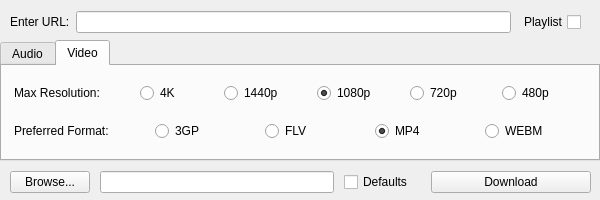
Old version of the form src/ytdl.ui in the repository barak/ytdl-gui.
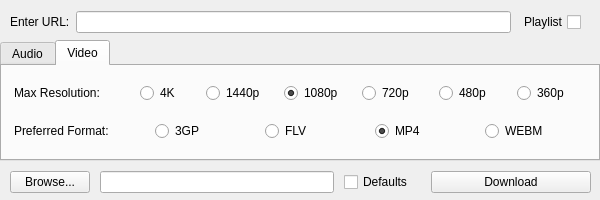
New version of the form. The open tabs and pages were chosen to show the change.

Commit message: Add 360p video resolution support.

What changed in the file:
```diff
--- a/src/ytdl.ui
+++ b/src/ytdl.ui
@@ -275,7 +275,7 @@
             </property>
             <property name="maximumSize">
              <size>
-              <width>78</width>
+              <width>60</width>
               <height>16777215</height>
              </size>
             </property>
@@ -300,22 +300,6 @@
           <item>
            <widget class="QRadioButton" name="radio1080p">
             <property name="sizePolicy">
-             <sizepolicy hsizetype="Minimum" vsizetype="Fixed">
-              <horstretch>0</horstretch>
-              <verstretch>0</verstretch>
-             </sizepolicy>
-            </property>
-            <property name="minimumSize">
-             <size>
-              <width>87</width>
-              <height>0</height>
-             </size>
-            </property>
-            <property name="maximumSize">
-             <size>
-              <width>87</width>
-              <height>16777215</height>
-             </size>
             </property>
             <property name="text">
              <string>1080p</string>
@@ -348,6 +332,16 @@
             </attribute>
            </widget>
           </item>
+          <item>
+           <widget class="QRadioButton" name="radio360p">
+            <property name="text">
+             <string>360p</string>
+            </property>
+            <attribute name="buttonGroup">
+             <string notr="true">VResGroup</string>
+            </attribute>
+           </widget>
+          </item>
          </layout>
         </item>
        </layout>
```
The commit also changes 2 other files.
